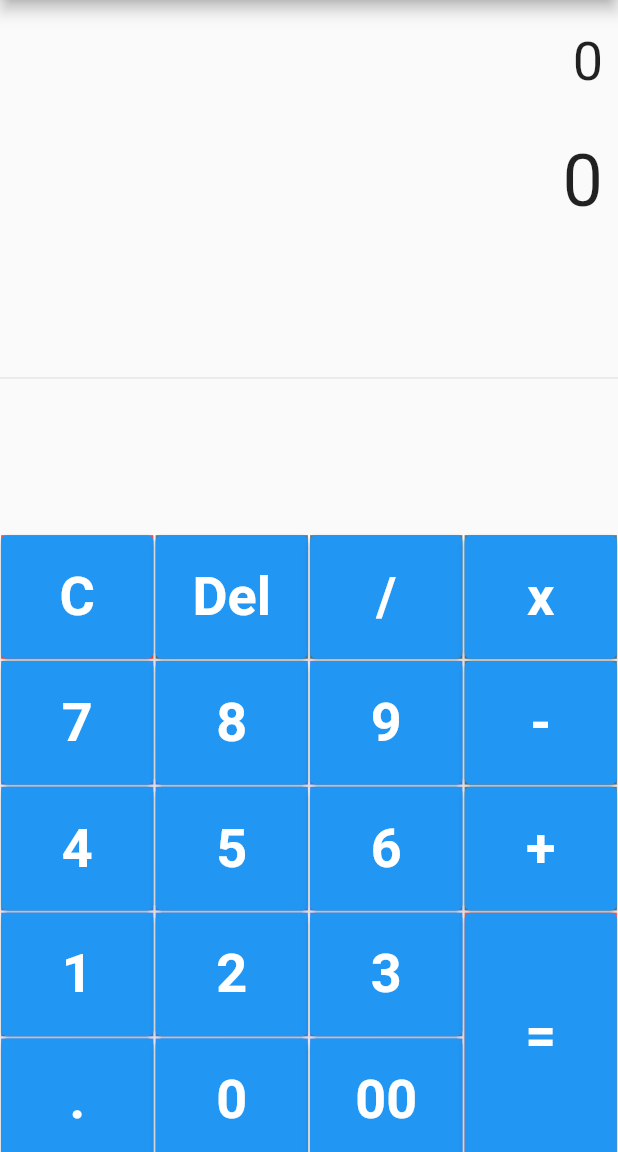
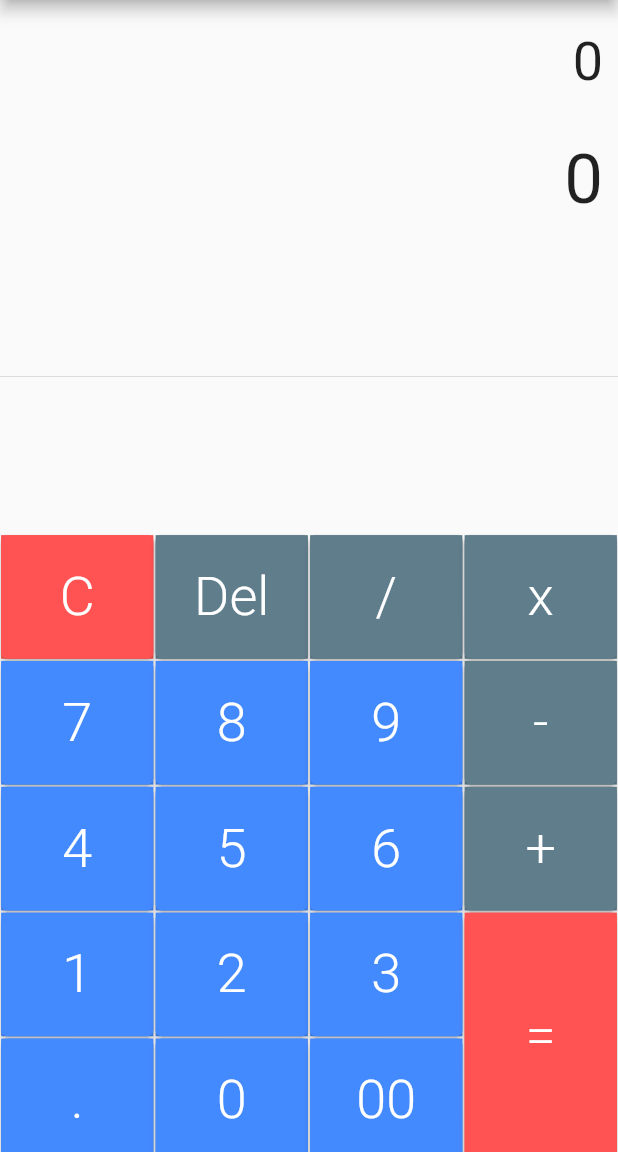
Before and after one commit to itsMike05/Flutter-Calc, a Flutter app: the screen it shows after launch, on a phone screen of 412 x 824 dp, the part 84-1236 px from its top. Run offline on Flutter 3.47's test engine with Material 2 defaults, Android fonts, the phone set to English and light mode, and no system bars.

Commit message:
Fixed the button colors

```diff
--- a/lib/main.dart
+++ b/lib/main.dart
@@ -26,6 +26,12 @@ class SimpleCalc extends StatefulWidget {
 }
 
 class _SimpleCalcState extends State<SimpleCalc> {
+  String equation = "0";
+  String result = "0";
+  String expression = "";
+  double equationFontSize = 36.0;
+  double resultFontSize = 46.0;
+
   // buttonPressed function to handle all operations
   buttonPressed(String buttonText) {}
 
@@ -40,12 +46,16 @@ class _SimpleCalcState extends State<SimpleCalc> {
         color: buttonColor,
         child: ElevatedButton(
           onPressed: () => buttonPressed(buttonText),
-          child: Text(buttonText,
-              textAlign: TextAlign.center,
-              style: const TextStyle(
-                  fontWeight: FontWeight.bold,
-                  fontSize: 36,
-                  color: Colors.white)),
+          style: ButtonStyle(
+              backgroundColor: MaterialStateProperty.all(buttonColor)),
+          child: Text(
+            buttonText,
+            textAlign: TextAlign.center,
+            style: const TextStyle(
+                fontWeight: FontWeight.w300,
+                fontSize: 36.0,
+                color: Colors.white),
+          ),
         ),
       ),
     );
@@ -66,17 +76,17 @@ class _SimpleCalcState extends State<SimpleCalc> {
           Container(
             alignment: Alignment.centerRight,
             padding: const EdgeInsets.fromLTRB(10, 20, 10, 0),
-            child: const Text(
-              "0",
-              style: TextStyle(fontSize: 36.0),
+            child: Text(
+              equation,
+              style: TextStyle(fontSize: equationFontSize),
             ),
           ),
           Container(
             alignment: Alignment.centerRight,
             padding: const EdgeInsets.fromLTRB(10, 30, 10, 0),
-            child: const Text(
-              "0",
-              style: TextStyle(fontSize: 48.0),
+            child: Text(
+              result,
+              style: TextStyle(fontSize: resultFontSize),
             ),
           ),
           const Expanded(child: Divider()),
```
